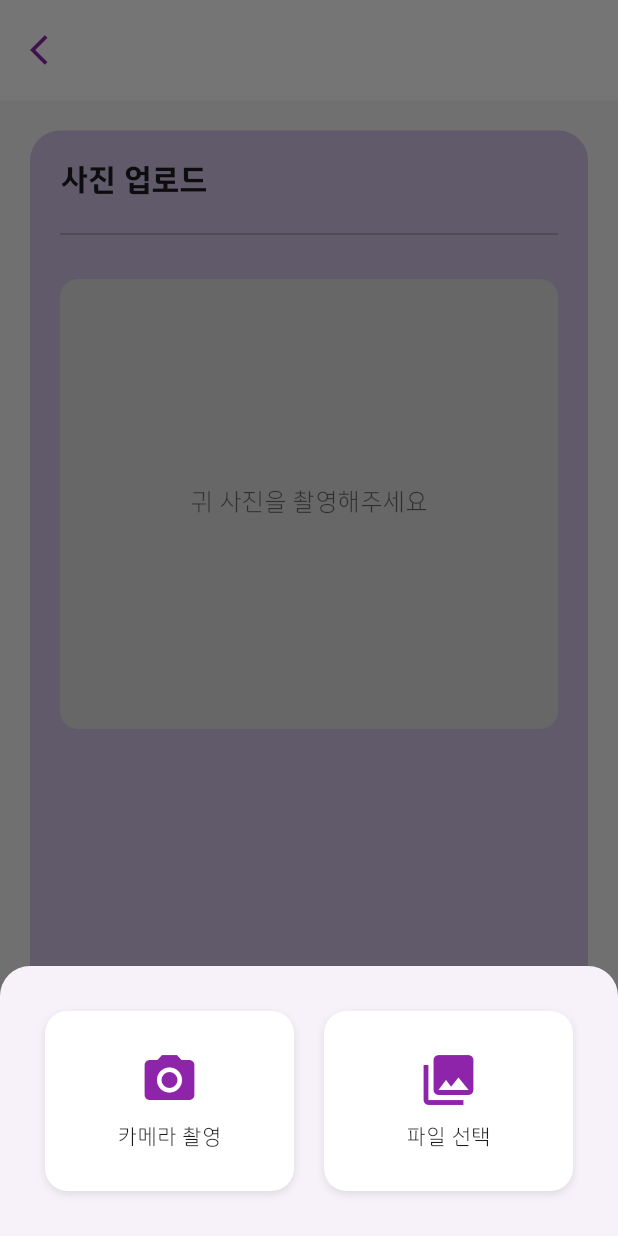
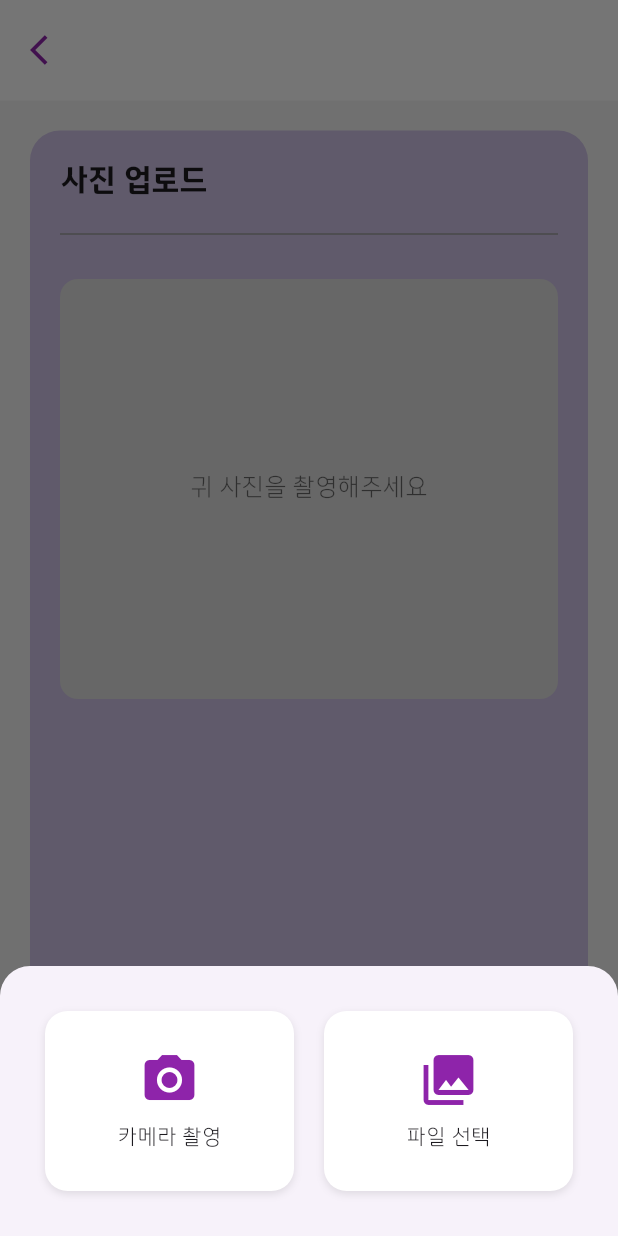
Before and after one commit to Team-Hamster/Ear-therapy-FE, a Flutter app: the UploadView screen opened directly with empty values, after a tap on the "camera alt" icon, on a phone screen of 412 x 824 dp. Run offline on Flutter 3.47's test engine with Material 3 defaults, Android fonts, the phone set to English and light mode, and no system bars; our stand-ins replace flutter_svg, image_picker, permission_handler, shared_preferences, sqflite; accounts and stored records are empty; network calls fail.

Commit message:
Fix: 업로드, 분석결과 화면 ui 수정

```diff
--- a/lib/features/analysis/views/analysis_view.dart
+++ b/lib/features/analysis/views/analysis_view.dart
@@ -129,7 +129,7 @@ class _AnalysisViewState extends State<AnalysisView> {
               padding: const EdgeInsets.all(20),
               child: Container(
                 width: double.infinity,
-                height: 450,
+                height: 500,
                 decoration: BoxDecoration(
                   color: AppColors.secondaryColor,
                   borderRadius: BorderRadius.circular(20),
@@ -181,8 +181,10 @@ class _AnalysisViewState extends State<AnalysisView> {
 
                       // 분석 이미지
                       Container(
-                        width: 224,
-                        height: 224,
+                        width: double.infinity,
+                        height: 280,
+                        //width: 224,
+                        //height: 224,
                         decoration: BoxDecoration(
                           color: const Color(0xFFE0E0E0),
                           borderRadius: BorderRadius.circular(12),
@@ -226,7 +228,7 @@ class _AnalysisViewState extends State<AnalysisView> {
               ),
             ),
 
-            const SizedBox(height: 30),
+            const SizedBox(height: 15),
 
             // 추가 안내 문구
             Padding(
--- a/lib/features/upload/views/upload_view.dart
+++ b/lib/features/upload/views/upload_view.dart
@@ -30,7 +30,7 @@ class _UploadViewState extends State<UploadView> {
 
   Future<void> pingServer() async {
     try {
-      final url = Uri.parse("http://192.168.0.165:5000/ping"); // 서버의 /ping 엔드포인트
+      final url = Uri.parse("http://192.168.0.165:5000/ping");
       final response = await http.get(url);
 
       if (response.statusCode == 200) {
@@ -129,7 +129,7 @@ class _UploadViewState extends State<UploadView> {
     });
 
     try {
-      final url = Uri.parse("http://192.168.0.165:5000/analyze"); // 서버 주소
+      final url = Uri.parse("http://192.168.0.165:5000/analyze");
       final request = http.MultipartRequest('POST', url);
 
       request.files.add(await http.MultipartFile.fromPath('image', _image!.path));
@@ -142,13 +142,13 @@ class _UploadViewState extends State<UploadView> {
         final data = json.decode(responseBody);
 
         if (data['status'] == 'success') {
-          final resultImageUrl = data['result_image']; // 서버에서 받은 결과 이미지 경로
+          final resultImageUrl = data['result_image'];
           Navigator.push(
             context,
             MaterialPageRoute(
               builder: (context) => AnalysisView(
                 symptomName: widget.symptomName,
-                analysisImageUrl: resultImageUrl, // 이미지 URL 전달
+                analysisImageUrl: resultImageUrl,
               ),
             ),
           );
@@ -186,7 +186,23 @@ class _UploadViewState extends State<UploadView> {
             Expanded(
               child: GestureDetector(
                 onTap: _requestCameraPermission,
-                child: Container(
+                child: _buildOption("카메라 촬영", Icons.camera_alt),
+              ),
+            ),
+            Expanded(
+              child: GestureDetector(
+                onTap: _pickImage,
+                child: _buildOption("파일 선택", Icons.photo_library),
+              ),
+            ),
+          ],
+        ),
+      ),
+    );
+  }
+
+  Widget _buildOption(String title, IconData icon) {
+    return Container(
       height: 120,
       margin: const EdgeInsets.symmetric(horizontal: 10),
       padding: const EdgeInsets.all(16),
@@ -201,68 +217,23 @@ class _UploadViewState extends State<UploadView> {
           ),
         ],
       ),
-                  child: const Column(
+      child: Column(
         mainAxisAlignment: MainAxisAlignment.center,
         children: [
           Icon(
-                        Icons.camera_alt,
+            icon,
             color: AppColors.primaryColor,
             size: 40,
           ),
-                      SizedBox(height: 8),
+          const SizedBox(height: 8),
           Text(
-                        '카메라 촬영',
-                        style: TextStyle(
+            title,
+            style: const TextStyle(
               fontSize: 14,
               fontWeight: FontWeight.w500,
             ),
           ),
         ],
-                  ),
-                ),
-              ),
-            ),
-            Expanded(
-              child: GestureDetector(
-                onTap: _pickImage,
-                child: Container(
-                  height: 120,
-                  margin: const EdgeInsets.symmetric(horizontal: 10),
-                  padding: const EdgeInsets.all(16),
-                  decoration: BoxDecoration(
-                    color: Colors.white,
-                    borderRadius: BorderRadius.circular(15),
-                    boxShadow: [
-                      BoxShadow(
-                        color: Colors.black.withOpacity(0.1),
-                        blurRadius: 4,
-                        offset: const Offset(0, 2),
-                      ),
-                    ],
-                  ),
-                  child: const Column(
-                    mainAxisAlignment: MainAxisAlignment.center,
-                    children: [
-                      Icon(
-                        Icons.photo_library,
-                        color: AppColors.primaryColor,
-                        size: 40,
-                      ),
-                      SizedBox(height: 8),
-                      Text(
-                        '파일 선택',
-                        style: TextStyle(
-                          fontSize: 14,
-                          fontWeight: FontWeight.w500,
-                        ),
-                      ),
-                    ],
-                  ),
-                ),
-              ),
-            ),
-          ],
-        ),
       ),
     );
   }
@@ -359,18 +330,17 @@ class _UploadViewState extends State<UploadView> {
                         const SizedBox(height: 20),
                         Container(
                           width: double.infinity,
-                          height: 300,
+                          height: 280,
                           decoration: BoxDecoration(
                             color: const Color(0xFFE0E0E0),
                             borderRadius: BorderRadius.circular(12),
                           ),
+                          child: ClipRRect(
+                            borderRadius: BorderRadius.circular(12),
                             child: _image != null
-                              ? ClipRRect(
-                                  borderRadius: BorderRadius.circular(12),
-                                  child: Image.file(
+                                ? Image.file(
                                     _image!,
                                     fit: BoxFit.cover,
-                                  ),
                                   )
                                 : const Center(
                                     child: Text(
@@ -379,6 +349,7 @@ class _UploadViewState extends State<UploadView> {
                                         fontSize: 16,
                                         color: Colors.black54,
                                         fontWeight: FontWeight.w500,
+                                      ),
                                     ),
                                   ),
                           ),
```
Lines whose indentation alone changed are shown as unchanged.
